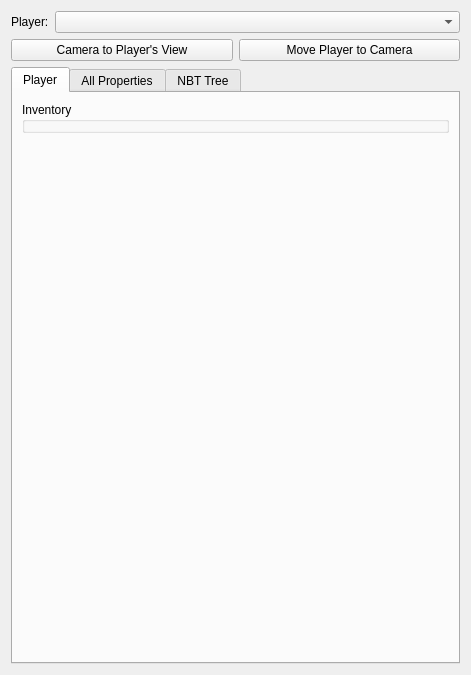
Qt form src/mcedit2/ui/panels/player.ui (mcedit/mcedit2) before a commit.
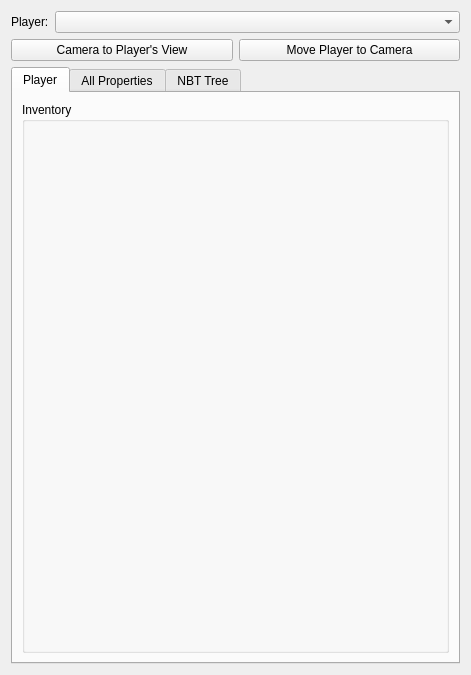
The same form after that commit. Custom widgets are drawn as their Qt base class.

Commit message: Remove spacer below player Inventory box for now

```diff
--- a/src/mcedit2/ui/panels/player.ui
+++ b/src/mcedit2/ui/panels/player.ui
@@ -63,19 +63,6 @@
          </property>
         </widget>
        </item>
-       <item>
-        <spacer name="verticalSpacer">
-         <property name="orientation">
-          <enum>Qt::Vertical</enum>
-         </property>
-         <property name="sizeHint" stdset="0">
-          <size>
-           <width>20</width>
-           <height>40</height>
-          </size>
-         </property>
-        </spacer>
-       </item>
       </layout>
      </widget>
      <widget class="QWidget" name="allPropertiesTab">
@@ -123,17 +110,17 @@
   </layout>
  </widget>
  <customwidgets>
-  <customwidget>
-   <class>PropertyListWidget</class>
-   <extends>QTreeWidget</extends>
-   <header>propertylistwidget.h</header>
-  </customwidget>
   <customwidget>
    <class>NBTEditorWidget</class>
    <extends>QWidget</extends>
    <header>nbteditorwidget.h</header>
    <container>1</container>
   </customwidget>
+  <customwidget>
+   <class>PropertyListWidget</class>
+   <extends>QTreeWidget</extends>
+   <header>propertylistwidget.h</header>
+  </customwidget>
  </customwidgets>
  <resources/>
  <connections/>
```
